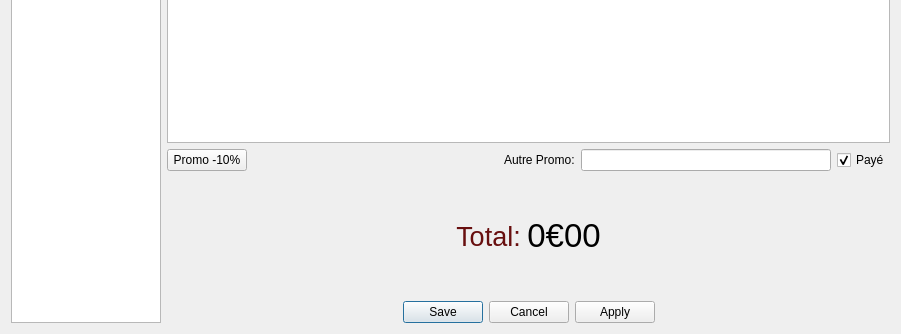
First picture: the form in marielr/ongletbdcclients.ui, repository toopoormaghell/marielr, before the edit; both pictures show x 0 to 901 and y 248 to 582 of the 901 by 582 pixel window.
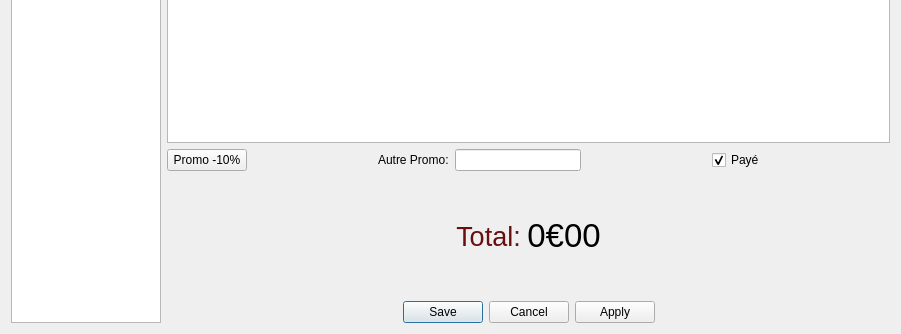
Second picture: the form after the edit.

```diff
--- a/marielr/ongletbdcclients.ui
+++ b/marielr/ongletbdcclients.ui
@@ -241,6 +241,19 @@
        <item>
         <widget class="QLineEdit" name="AutrePromo"/>
        </item>
+       <item>
+        <spacer name="horizontalSpacer_7">
+         <property name="orientation">
+          <enum>Qt::Horizontal</enum>
+         </property>
+         <property name="sizeHint" stdset="0">
+          <size>
+           <width>40</width>
+           <height>20</height>
+          </size>
+         </property>
+        </spacer>
+       </item>
        <item>
         <widget class="QCheckBox" name="checkBox">
          <property name="text">
@@ -251,6 +264,19 @@
          </property>
         </widget>
        </item>
+       <item>
+        <spacer name="horizontalSpacer_8">
+         <property name="orientation">
+          <enum>Qt::Horizontal</enum>
+         </property>
+         <property name="sizeHint" stdset="0">
+          <size>
+           <width>40</width>
+           <height>20</height>
+          </size>
+         </property>
+        </spacer>
+       </item>
       </layout>
      </item>
      <item>
```
